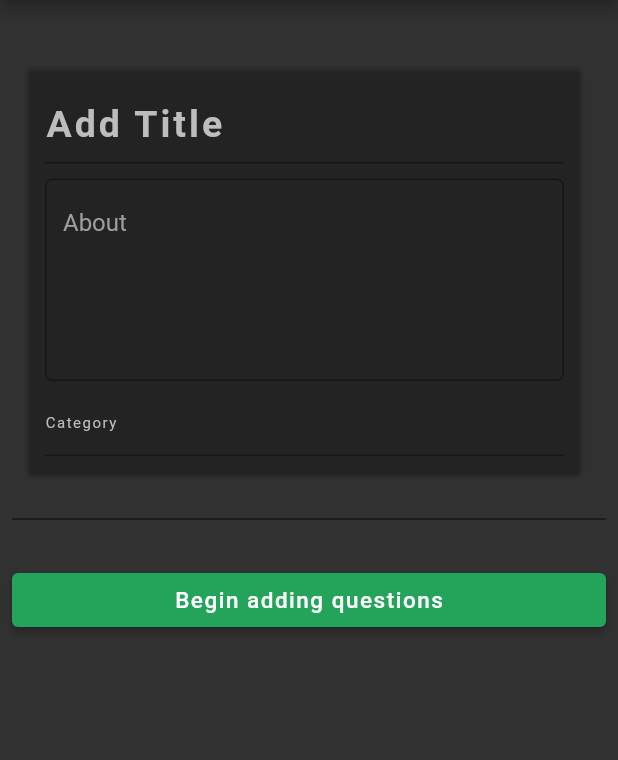
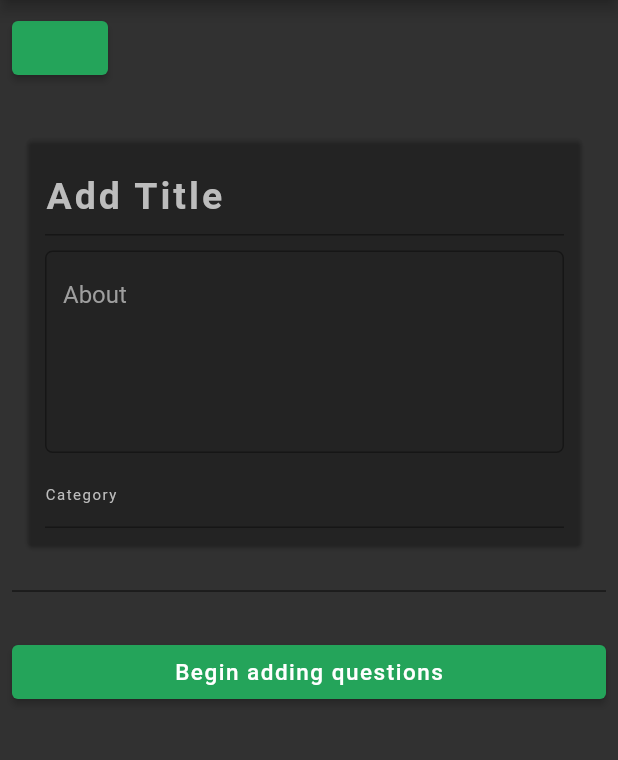
Before and after one commit to kaglet/Kwiz, a Flutter app: the AddQuiz screen opened directly, on a phone screen of 412 x 824 dp, the part 84-844 px from its top. Run offline on Flutter 3.47's test engine with Material 2 defaults, Android fonts, the phone set to English and light mode, and no system bars; our stand-ins replace cloud_firestore, firebase_core; missing offline and left inert: dart:ffi; accounts and stored records are empty.

```diff
--- a/lib/main.dart
+++ b/lib/main.dart
@@ -42,6 +42,6 @@ Future<void> main() async {
       accentColor:
           Color.fromARGB(255, 67, 162, 89), // Set the accent color to purple
     ),
-    home: Home(),
+    home: AddQuiz(),
   ));
 }
--- a/lib/pages/create_quiz.dart
+++ b/lib/pages/create_quiz.dart
@@ -1,22 +1,50 @@
 // ignore_for_file: prefer_const_constructors
 // ignore_for_file: prefer_const_literals_to_create_immutables
+import 'package:flutter/foundation.dart';
 import 'package:flutter/material.dart';
+import 'package:kwiz/Models/Quizzes.dart';
 import 'package:kwiz/classes/QA.dart';
 import 'package:kwiz/classes/QAwidget.dart';
 import 'package:kwiz/classes/aboutCard.dart';
 import 'package:kwiz/classes/multiLineTextField.dart';
 import 'package:kwiz/pages/addQuestions.dart';
 import 'package:kwiz/pages/home.dart';
+import 'package:kwiz/services/database.dart';
 
 class AddQuiz extends StatefulWidget {
-  const AddQuiz({super.key});
+  final _aboutQuizController = TextEditingController();
+  final _categoryController = TextEditingController();
+  final _titleController = TextEditingController();
 
+  AddQuiz({super.key});
   @override
   State<AddQuiz> createState() => AddQuizState();
 }
 
 class AddQuizState extends State<AddQuiz> {
   List<QAContainer> QAContainers = [];
+  List? categories = [];
+  Quiz? quiz;
+  DatabaseService service = DatabaseService();
+  int quizLength = 0;
+
+  Future<void> loaddata() async {
+    quiz = await service.getQuizAndQuestions(QuizID: 'msjaHKmGza67woKLTeth');
+    quizLength =
+        quiz!.QuizQuestions.length; //this seemed to have fixed the null error?
+    print(quizLength);
+  }
+
+  // Future<void> loaddata() async {
+  //   categories = await service.getCategories();
+  //   print(categories.);
+  // }
+
+  @override
+  void initState() {
+    super.initState();
+    loaddata();
+  }
 
   @override
   Widget build(BuildContext context) {
@@ -42,10 +70,78 @@ class AddQuizState extends State<AddQuiz> {
           child: Column(
             crossAxisAlignment: CrossAxisAlignment.start,
             children: <Widget>[
+              ElevatedButton(
+                  onPressed: () {
+                    print(categories);
+                  },
+                  child: Text('')),
               SizedBox(
                 height: 20.0,
               ),
-              aboutQuizCard(),
+              Card(
+                color: Colors.transparent,
+                margin: EdgeInsets.fromLTRB(10.0, 16.0, 16.0, 0),
+                child: Padding(
+                  padding: const EdgeInsets.all(12.0),
+                  child: Column(
+                    crossAxisAlignment: CrossAxisAlignment.stretch,
+                    children: <Widget>[
+                      TextField(
+                        controller: widget._titleController,
+                        decoration: InputDecoration(
+                          hintText: 'Add Title',
+                          hintStyle: TextStyle(
+                            color: Colors.grey[400],
+                            fontSize: 25.0,
+                            fontWeight: FontWeight.bold,
+                            letterSpacing: 2.0,
+                          ),
+                        ),
+                        style: TextStyle(
+                          fontSize: 25.0,
+                        ),
+                      ),
+                      SizedBox(
+                        height: 10.0,
+                      ),
+                      TextField(
+                        controller: widget._aboutQuizController,
+                        minLines: 5,
+                        maxLines: 5,
+                        keyboardType: TextInputType.multiline,
+                        decoration: InputDecoration(
+                            alignLabelWithHint: true,
+                            labelText: 'About',
+                            labelStyle: TextStyle(
+                              color: Colors.grey,
+                            ),
+                            hintText: 'About',
+                            hintStyle: TextStyle(
+                              color: Colors.grey,
+                            ),
+                            border: OutlineInputBorder(
+                                borderRadius: BorderRadius.all(
+                              Radius.circular(5),
+                            ))),
+                      ),
+                      SizedBox(
+                        height: 2.0,
+                      ),
+                      TextField(
+                        controller: widget._categoryController,
+                        decoration: InputDecoration(
+                          hintText: 'Category',
+                          hintStyle: TextStyle(
+                            color: Colors.grey[400],
+                            fontSize: 10.0,
+                            letterSpacing: 1.0,
+                          ),
+                        ),
+                      ),
+                    ],
+                  ),
+                ),
+              ),
               Divider(
                 height: 60.0,
                 color: Color.fromARGB(255, 8, 8, 8),
@@ -54,7 +150,11 @@ class AddQuizState extends State<AddQuiz> {
                 onPressed: () {
                   Navigator.push(
                     context,
-                    MaterialPageRoute(builder: (context) => AddQuestions()),
+                    MaterialPageRoute(
+                        builder: (context) => AddQuestions(
+                            aboutQuiz: widget._aboutQuizController.text,
+                            category: widget._categoryController.text,
+                            title: widget._titleController.text)),
                   );
                 },
                 style: ButtonStyle(),
```
Also changed, not shown: lib/pages/addQuestions.dart (+33 -6 lines), lib/services/database.dart (+7 -6 lines), lib/start_quiz.dart (+23 -32 lines), lib/view_categories.dart (+180 -142 lines).
